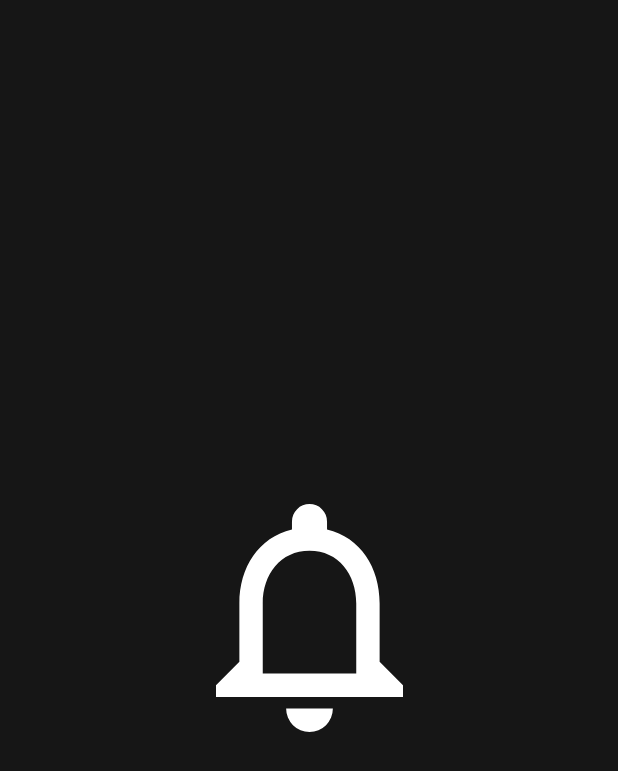
After one commit to amirhooshmand/SilenceKill, an Android app: the layout activity_splash.xml on its own in the app's theme, with its tools: preview values and no code run, on a phone screen of 412 x 824 dp. The commit adds this screen. Shown: the top 771 px of the screen. Run offline under Robolectric (Android 15) with nearby library versions, the phone set to English and light mode, and no system bars.

Commit message:
update architecture

```diff
--- a/app/src/main/AndroidManifest.xml
+++ b/app/src/main/AndroidManifest.xml
@@ -16,13 +16,14 @@
         android:supportsRtl="true"
         android:theme="@style/AppTheme"
         tools:ignore="GoogleAppIndexingWarning">
-        <activity android:name=".MainActivity">
+        <activity android:name=".view.SplashActivity">
             <intent-filter>
                 <action android:name="android.intent.action.MAIN" />
-
                 <category android:name="android.intent.category.LAUNCHER" />
             </intent-filter>
         </activity>
+
+        <activity android:name=".view.MainActivity" />
 
         <receiver
             android:name=".receiver.RingerReceiver"
@@ -37,6 +38,7 @@
         <receiver
             android:name=".receiver.ChangeRingerModeReceiver"
             android:enabled="true" />
+
     </application>
 
 </manifest>
--- /dev/null
+++ b/app/src/main/res/drawable/ic_notifications_none_24px.xml
@@ -0,0 +1,9 @@
+<vector xmlns:android="http://schemas.android.com/apk/res/android"
+    android:width="124.8dp"
+    android:height="152.1dp"
+    android:viewportWidth="124.8"
+    android:viewportHeight="152.1">
+  <path
+      android:pathData="M62.4,152.1A15.646,15.646 0,0 0,78 136.5L46.8,136.5A15.646,15.646 0,0 0,62.4 152.1ZM109.2,105.3v-39c0,-23.946 -12.714,-43.992 -35.1,-49.3L74.1,11.7a11.7,11.7 0,0 0,-23.4 0v5.3c-22.308,5.3 -35.1,25.272 -35.1,49.3v39L0,120.9v7.8L124.8,128.7v-7.8ZM93.6,113.1L31.2,113.1L31.2,66.3c0,-19.344 11.778,-35.1 31.2,-35.1S93.6,46.956 93.6,66.3Z"
+      android:fillColor="#fff"/>
+</vector>
--- a/app/src/main/res/layout/activity_main.xml
+++ b/app/src/main/res/layout/activity_main.xml
@@ -5,7 +5,8 @@
     xmlns:app="http://schemas.android.com/apk/res-auto"
     android:layout_width="match_parent"
     android:layout_height="match_parent"
-    tools:context=".MainActivity">
+    android:background="#000"
+    tools:context=".view.MainActivity">
 
 
     <com.shawnlin.numberpicker.NumberPicker
--- /dev/null
+++ b/app/src/main/res/layout/activity_splash.xml
@@ -0,0 +1,19 @@
+<?xml version="1.0" encoding="utf-8"?>
+<androidx.constraintlayout.widget.ConstraintLayout xmlns:android="http://schemas.android.com/apk/res/android"
+    xmlns:app="http://schemas.android.com/apk/res-auto"
+    xmlns:tools="http://schemas.android.com/tools"
+    android:layout_width="match_parent"
+    android:layout_height="match_parent"
+    android:background="@color/darkColor"
+    tools:context=".view.SplashActivity">
+
+    <ImageView
+        android:layout_width="wrap_content"
+        android:layout_height="wrap_content"
+        android:src="@drawable/ic_notifications_none_24px"
+        app:layout_constraintBottom_toBottomOf="parent"
+        app:layout_constraintEnd_toEndOf="parent"
+        app:layout_constraintStart_toStartOf="parent"
+        app:layout_constraintTop_toTopOf="parent" />
+
+</androidx.constraintlayout.widget.ConstraintLayout>
```
Also changed, not shown: app/src/main/java/ir/amirhooshmand/silencekill/MainActivity.java (deleted, +0 -13 lines), app/src/main/java/ir/amirhooshmand/silencekill/contracts/SplashActivityContract.java (added, +14 -0 lines), app/src/main/java/ir/amirhooshmand/silencekill/presenter/SplashActivityPresenter.java (added, +34 -0 lines), app/src/main/java/ir/amirhooshmand/silencekill/receiver/RingerReceiver.java (+101 -1 lines), app/src/main/java/ir/amirhooshmand/silencekill/repository/SplashActivityRepository.java (added, +23 -0 lines), app/src/main/java/ir/amirhooshmand/silencekill/view/MainActivity.java (added, +76 -0 lines), app/src/main/java/ir/amirhooshmand/silencekill/view/SplashActivity.java (added, +40 -0 lines).
